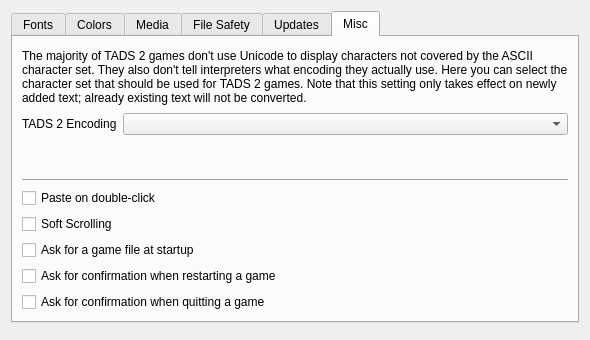
realnc/qtads, file src/confdialog.ui: the form before one commit.
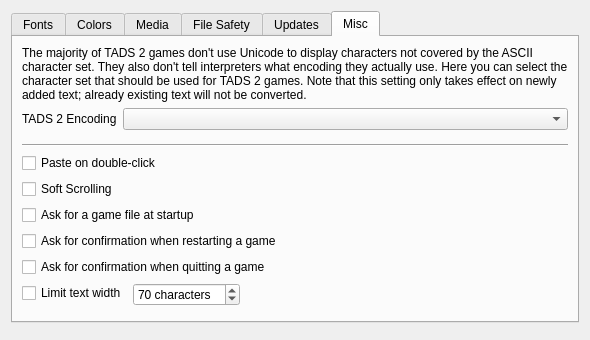
The form after the commit. The open tabs and pages were chosen to show the change. Custom widgets are drawn as their Qt base class.

Commit message: Make main window maximum text width configurable

Patch:
```diff
--- a/src/confdialog.ui
+++ b/src/confdialog.ui
@@ -824,6 +824,39 @@
          </property>
         </widget>
        </item>
+       <item>
+        <layout class="QFormLayout" name="formLayout_6">
+         <item row="0" column="0">
+          <widget class="QCheckBox" name="limitWidthCheckBox">
+           <property name="text">
+            <string>Limit text width</string>
+           </property>
+          </widget>
+         </item>
+         <item row="0" column="1">
+          <widget class="QSpinBox" name="limitWidthSpinBox">
+           <property name="sizePolicy">
+            <sizepolicy hsizetype="Maximum" vsizetype="Fixed">
+             <horstretch>0</horstretch>
+             <verstretch>0</verstretch>
+            </sizepolicy>
+           </property>
+           <property name="suffix">
+            <string> characters</string>
+           </property>
+           <property name="minimum">
+            <number>30</number>
+           </property>
+           <property name="maximum">
+            <number>200</number>
+           </property>
+           <property name="value">
+            <number>70</number>
+           </property>
+          </widget>
+         </item>
+        </layout>
+       </item>
       </layout>
      </widget>
     </widget>
```
The commit also changes 6 other files.
